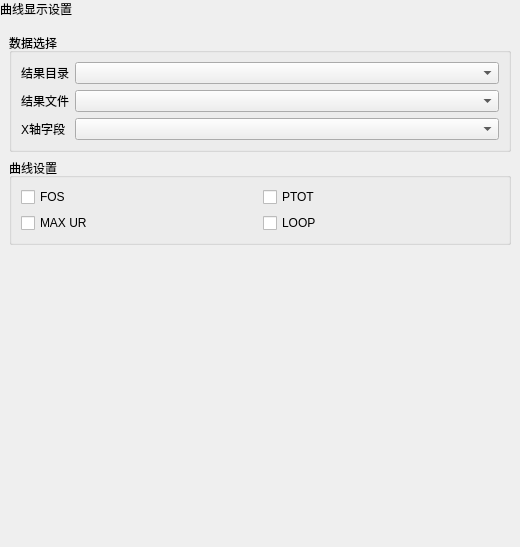
asd977/base_cae, file plugins/Base_PostProcessing/CurveSettingsWidget.ui: the form before one commit.
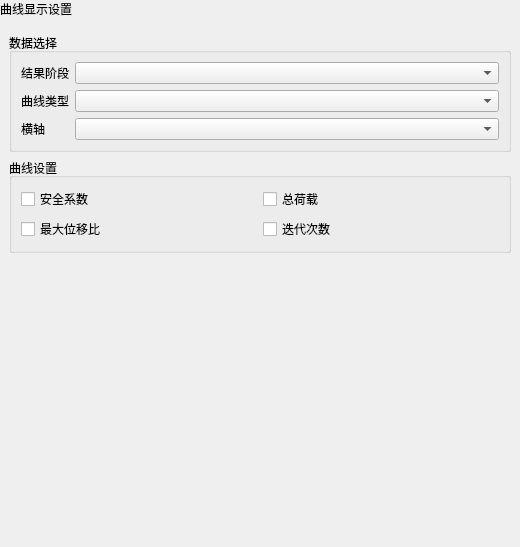
The form after the commit.

The edit to the form file:
```diff
--- a/plugins/Base_PostProcessing/CurveSettingsWidget.ui
+++ b/plugins/Base_PostProcessing/CurveSettingsWidget.ui
@@ -68,7 +68,7 @@
         <item row="0" column="0">
          <widget class="QLabel" name="labelResultDir">
           <property name="text">
-           <string>结果目录</string>
+           <string>结果阶段</string>
           </property>
          </widget>
         </item>
@@ -85,7 +85,7 @@
         <item row="1" column="0">
          <widget class="QLabel" name="labelFile">
           <property name="text">
-           <string>结果文件</string>
+           <string>曲线类型</string>
           </property>
          </widget>
         </item>
@@ -102,7 +102,7 @@
         <item row="2" column="0">
          <widget class="QLabel" name="labelXField">
           <property name="text">
-           <string>X轴字段</string>
+           <string>横轴</string>
           </property>
          </widget>
         </item>
@@ -142,14 +142,14 @@
           <item>
            <widget class="QCheckBox" name="fosCheckBox">
             <property name="text">
-             <string>FOS</string>
+             <string>安全系数</string>
             </property>
            </widget>
           </item>
           <item>
            <widget class="QCheckBox" name="ptotCheckBox">
             <property name="text">
-             <string>PTOT</string>
+             <string>总荷载</string>
             </property>
            </widget>
           </item>
@@ -172,14 +172,14 @@
           <item>
            <widget class="QCheckBox" name="maxUrCheckBox">
             <property name="text">
-             <string>MAX UR</string>
+             <string>最大位移比</string>
             </property>
            </widget>
           </item>
           <item>
            <widget class="QCheckBox" name="loopCheckBox">
             <property name="text">
-             <string>LOOP</string>
+             <string>迭代次数</string>
             </property>
            </widget>
           </item>
```
